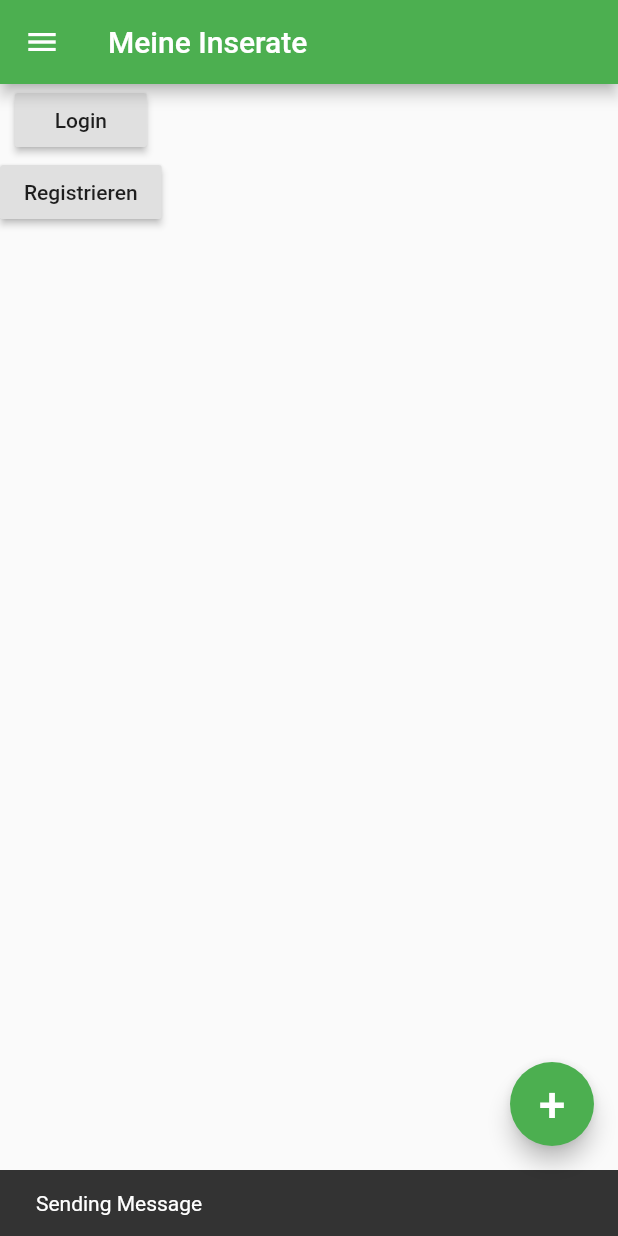
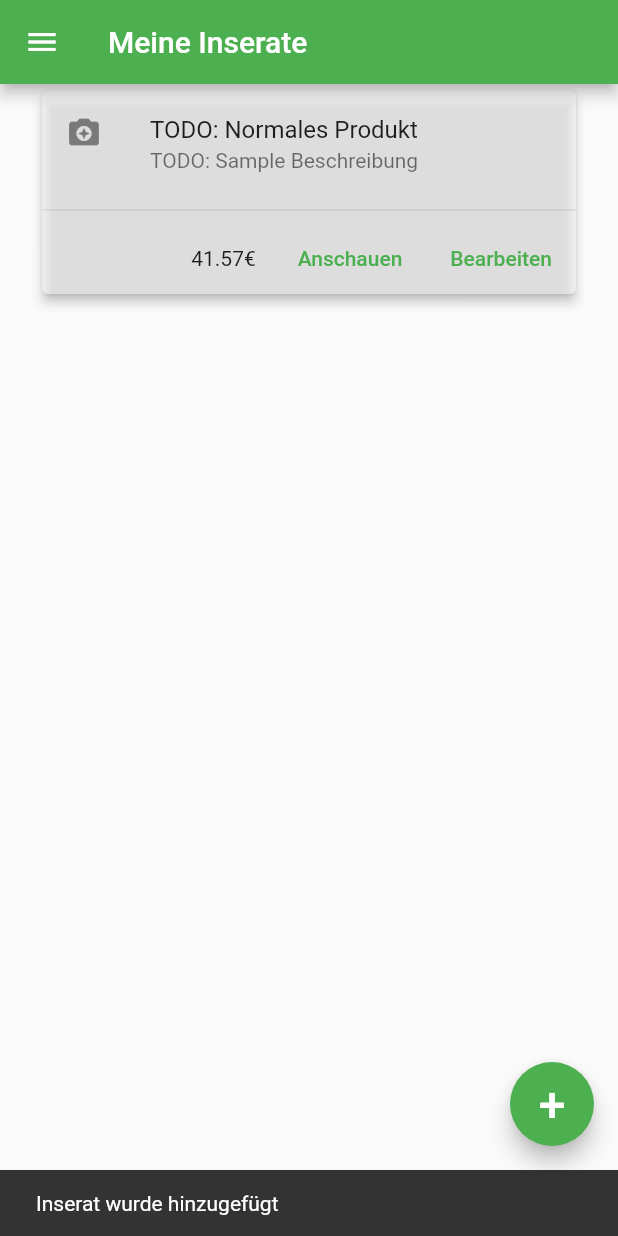
Before and after one commit to Waxaan/dorfinventar, a Flutter app: the MyOffersPage screen opened by its route, after a tap on an icon or button, on a phone screen of 412 x 824 dp. Run offline on Flutter 3.47's test engine with Material 2 defaults, Android fonts, the phone set to English and light mode, and no system bars; our stand-ins replace camera, sensors; missing offline and left inert: loader_search_bar.

Commit message:
added view for the offer page; rerouted _Anschauen_

```diff
--- a/lib/src/_loginPage.dart
+++ b/lib/src/_loginPage.dart
@@ -55,6 +55,7 @@ class _LoginPage extends State<LoginPage> {
                     },
                   child: Text("Login"),
               ),
+              Text("Besitzen Sie noch keinen Account?"),
               RaisedButton(
                   onPressed: () => Navigator.pushNamed(context, "/register"),
                   child: Text("Registrieren"),
--- a/lib/src/_myOffersPage.dart
+++ b/lib/src/_myOffersPage.dart
@@ -1,7 +1,9 @@
+import 'package:Dorfinventar/src/privateOfferCard.dart';
 import 'package:Dorfinventar/src/userModel.dart';
 import 'package:flutter/material.dart';
 import 'package:scoped_model/scoped_model.dart';
 import 'customDrawer.dart';
+import 'dart:math';
 
 class MyOffersPage extends StatefulWidget {
   MyOffersPage({Key key, this.title}) : super(key: key);
@@ -13,6 +15,13 @@ class MyOffersPage extends StatefulWidget {
 
 class _MyOffersPage extends State<MyOffersPage> {
   @override
+  List<Widget> items = new List<Widget>();
+  void initState() {
+    super.initState();
+    items = getPrivateOffers();
+  }
+
+  @override
   Widget build(BuildContext context) {
     return Scaffold(
       appBar: AppBar(
@@ -23,7 +32,10 @@ class _MyOffersPage extends State<MyOffersPage> {
       floatingActionButton: Builder(
         builder: (context) => FloatingActionButton(
           child: Text("+", style: TextStyle(fontSize: 32)),
-          onPressed: () => showSnackbar(context),
+          onPressed: () {
+            addNewOffer();
+            showSnackbar(context);
+          },
           ),
         ),
     );
@@ -31,22 +43,41 @@ class _MyOffersPage extends State<MyOffersPage> {
 
 
   Widget _settingsWidget() {
-    return Column(
-      children: <Widget>[
-        RaisedButton(
-          onPressed: () => Navigator.pushNamed(context, "/home"),
-          child: Text("Login"),
-        ),
-        RaisedButton(
-          onPressed: () => Navigator.pushNamed(context, "/register"),
-          child: Text("Registrieren"),
-        ),
-      ],
+    return Center(
+      child: ListView.builder(
+        itemCount: items.length,
+        itemBuilder: (context, index) {
+          return items[index];
+        },
+      ),
     );
+  }
+
+  addNewOffer() {
+    setState(() {
+      items.add(getNewOffer());
+    });
   }
 
   showSnackbar(BuildContext context) {
     Scaffold.of(context).showSnackBar(
-        SnackBar(content: Text("Sending Message")));
+        SnackBar(content: Text("Inserat wurde hinzugefügt")));
+  }
+
+  PrivateOfferCard getNewOffer() {
+    Random random = new Random();
+    List<PrivateOfferCard> items = <PrivateOfferCard>[];
+    items.add(PrivateOfferCard(
+      name: "TODO: Günstiges Produkt", description: "TODO: Sample Beschreibung", price: random.nextDouble()*10));
+    items.add(PrivateOfferCard(
+      name: "TODO: Normales Produkt", description: "TODO: Sample Beschreibung", price: 5+random.nextDouble()*50));
+    items.add(PrivateOfferCard(
+      name: "TODO: Luxus Produktname", description: "TODO: Sample Beschreibung", price: 50+random.nextDouble()*200));
+    return items[random.nextInt(3)];
+  }
+
+  List<Widget> getPrivateOffers() {
+    List<Widget> items = new List<Widget>();
+    return items;
   }
 }
--- a/lib/src/customDrawer.dart
+++ b/lib/src/customDrawer.dart
@@ -73,6 +73,12 @@ class CustomDrawer extends Drawer {
                     leading: Icon(Icons.home),
                     title: Text("Home"),
                     onTap: () => Navigator.pushNamed(context, "/home"),
+                  ),
+                  Divider(),
+                  ListTile(
+                    leading: Icon(Icons.category),
+                    title: Text("Kategorie"),
+                    onTap: () => Navigator.pushNamed(context, "/categories"),
                   ),
                   Divider(),
                   ListTile(
--- /dev/null
+++ b/lib/src/privateOfferCard.dart
@@ -0,0 +1,66 @@
+import 'package:Dorfinventar/src/_offerPage.dart';
+import 'package:flutter/cupertino.dart';
+import 'package:flutter/material.dart';
+
+class PrivateOfferCard extends Card {
+  PrivateOfferCard({Key key, this.name, this.description, this.price, this.articleID}) : super(key: key);
+  final String name;
+  final String description;
+  final double price;
+  final String articleID;
+
+
+  @override
+  Widget build(BuildContext context) {
+    return Padding(
+      padding: EdgeInsets.fromLTRB(24, 0, 24, 0),
+      child: Center(
+        child: Card(
+          color: Colors.white54,
+          elevation: 3,
+          child: Column(
+            children: <Widget>[
+              ListTile(
+                leading: Icon(Icons.camera_enhance),
+                title: Padding(
+                  padding: EdgeInsets.fromLTRB(0, 12, 0, 3),
+                  child: Text(this.name),
+                ),
+                subtitle: Text(this.description, overflow: TextOverflow.ellipsis,maxLines: 3,),
+              ),
+              Divider(),
+              Row(
+                mainAxisAlignment: MainAxisAlignment.end,
+                children: <Widget>[
+                  Padding(
+                      padding: EdgeInsets.only(right: 12),
+                      child: Text(getPriceString(this.price))
+                  ),
+                  FlatButton(
+                    textColor: Colors.green,
+                    child: const Text('Anschauen'),
+                      onPressed: () => Navigator.push(context,
+                          MaterialPageRoute(builder: (context) => OfferPage(title: this.name, description: this.description)))
+                    ),
+                  FlatButton(
+                    textColor: Colors.green,
+                    child: const Text('Bearbeiten'),
+                    onPressed: () => Navigator.push(context,
+                      MaterialPageRoute(builder: (context) => OfferPage(title: this.name,))),
+                    ),
+                ]
+              ),
+            ]
+          ),
+        )
+      )
+    );
+  }
+}
+
+
+String getPriceString(double price) {
+  if(price == 0)
+    return "Gratis";
+  return price.toStringAsFixed(2) + "€";
+}
--- a/pubspec.yaml
+++ b/pubspec.yaml
@@ -47,9 +47,8 @@ flutter:
   uses-material-design: true
 
   # To add assets to your application, add an assets section, like this:
-  # assets:
-  #  - images/a_dot_burr.jpeg
-  #  - images/a_dot_ham.jpeg
+  assets:
+    - graphics/
 
   # An image asset can refer to one or more resolution-specific "variants", see
   # https://flutter.dev/assets-and-images/#resolution-aware.
```
Also changed, not shown: lib/src/_homePage.dart (+7 -7 lines), lib/src/_offerPage.dart (+55 -11 lines), lib/src/_registerPage.dart (+6 -2 lines), lib/src/publicOfferCard.dart (+8 -4 lines), graphics/400x400_placeholder.png (added), graphics/arkani.png (added), graphics/brownie.png (added), graphics/cat.png (added), graphics/cookies.png (added), graphics/smartphone.png (added).
